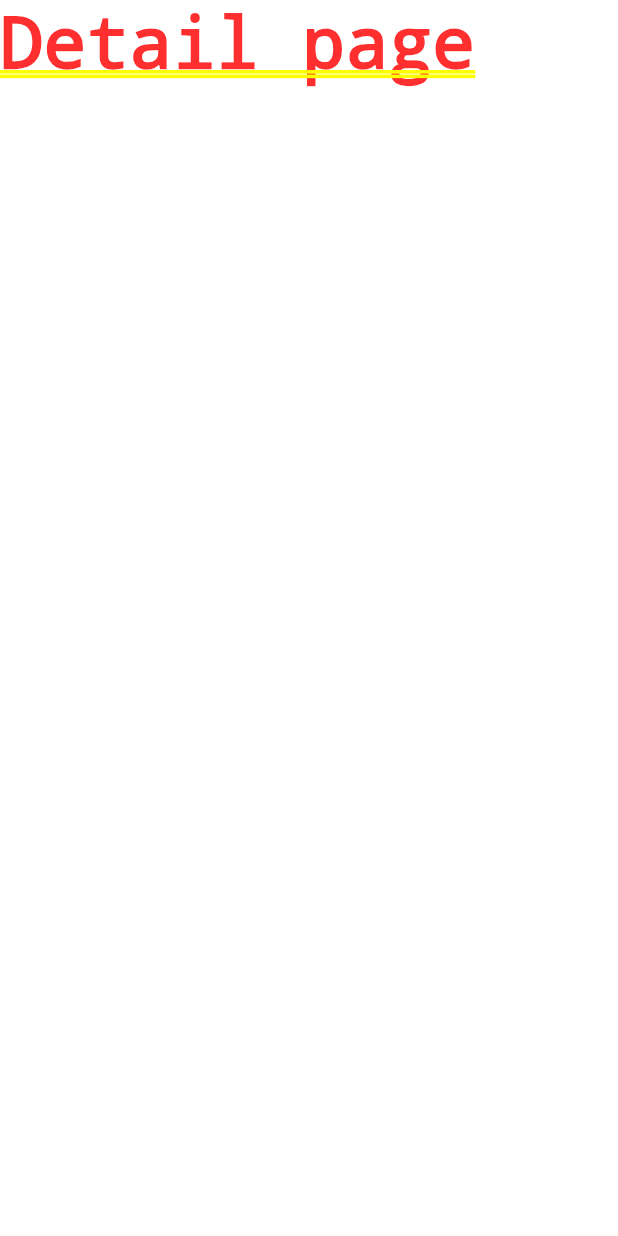
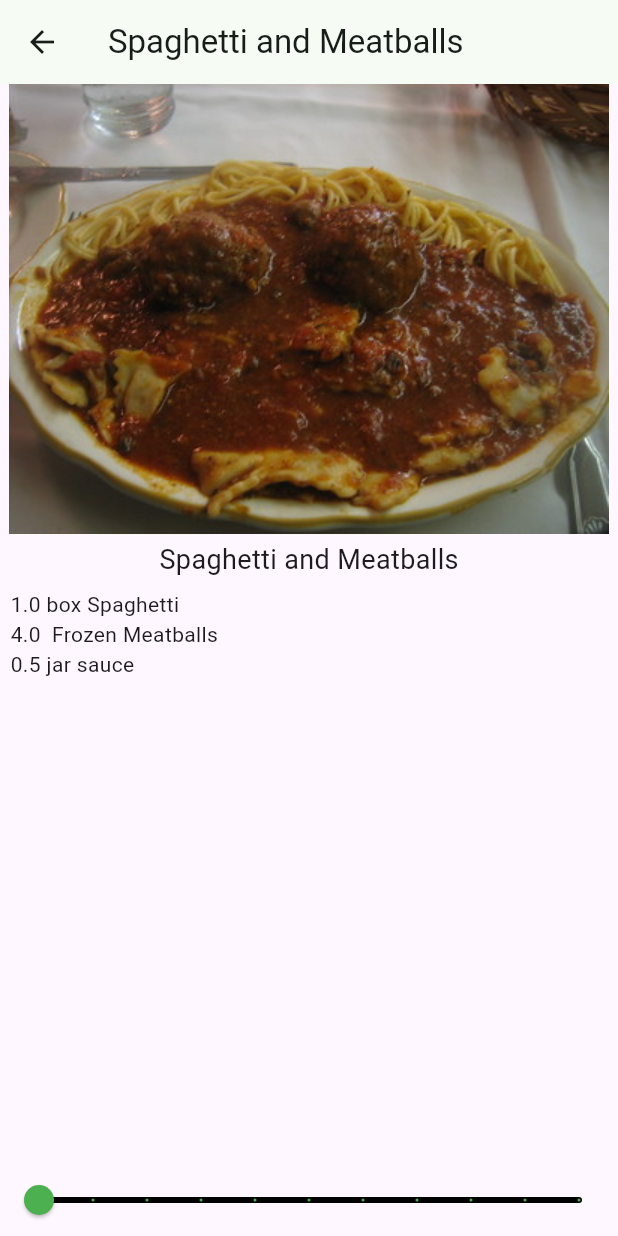
Before and after one commit to Gsousav/recipes-flutter, a Flutter app: the screen it shows after launch, after a tap on "Spaghetti and Meatballs", on a phone screen of 412 x 824 dp. Run offline on Flutter 3.47's test engine with Material 3 defaults, Android fonts, the phone set to English and light mode, and no system bars.

Commit message:
widget. slider bar to include the servings amount

```diff
--- a/lib/main.dart
+++ b/lib/main.dart
@@ -1,5 +1,6 @@
 import 'package:flutter/material.dart';
 import 'recipe.dart';
+import 'recipe_detail.dart';
 
 void main() {
   runApp(const RecipesApp());
@@ -73,7 +74,7 @@ class _MyHomePageState extends State<MyHomePage> {
                   MaterialPageRoute(
                     builder: (context) {
                       // 10
-                      return Text('Detail page');
+                      return RecipeDetail(recipe: Recipe.samples[index]);
                     },
                   ),
                 );
--- a/lib/recipe.dart
+++ b/lib/recipe.dart
@@ -1,36 +1,82 @@
 class Recipe {
   String label;
   String imageUrl;
+  int servings;
+  List<Ingredient> ingredients;
   // TODO: Add servings and ingredients here
   Recipe(
       this.label,
       this.imageUrl,
+      this.servings,
+      this.ingredients
   );
   // Recipe List
 static List<Recipe> samples = [
   Recipe(
     'Spaghetti and Meatballs',
     'assets/2126711929_ef763de2b3_w.jpg',
+    4,
+    [
+      Ingredient(1, 'box', 'Spaghetti'),
+      Ingredient(4, '', 'Frozen Meatballs'),
+      Ingredient(0.5, 'jar', 'sauce'),
+    ],
   ),
   Recipe(
     'Tomato Soup',
-    'assets/27729023535_a57606c1be.jpg'
+    'assets/27729023535_a57606c1be.jpg',
+    2,
+    [
+      Ingredient(1, 'can', 'Tomato Soup'),
+    ],
   ),
   Recipe(
     'Grilled Cheese',
-    'assets/3187380632_5056654a19_b.jpg'
+    'assets/3187380632_5056654a19_b.jpg',
+    1,
+    [
+      Ingredient(2, 'slices', 'Cheese'),
+      Ingredient(2, 'slices', 'Bread'),
+    ],
   ),
   Recipe(
     'Chocolate Chip Cookies',
     'assets/15992102771_b92f4cc00a_b.jpg',
+    24,
+    [
+      Ingredient(4, 'cups', 'flour'),
+      Ingredient(2, 'cups', 'sugar'),
+      Ingredient(0.5, 'cups', 'chocolate chips'),
+    ],
   ),
   Recipe(
     'Taco Salad',
     'assets/8533381643_a31a99e8a6_c.jpg',
+    1,
+    [
+      Ingredient(4, 'oz', 'nachos'),
+      Ingredient(3, 'oz', 'taco meat'),
+      Ingredient(0.5, 'cup', 'cheese'),
+      Ingredient(0.25, 'cup', 'chopped tomatoes'),
+    ],
   ),
   Recipe(
     'Hawaiian Pizza',
-    'assets/15452035777_294cefced5_c.jpg'
+    'assets/15452035777_294cefced5_c.jpg',
+    4,
+    [
+      Ingredient(1, 'item', 'pizza'),
+      Ingredient(1, 'cup', 'pineapple'),
+      Ingredient(8, 'oz', 'ham'),
+    ],
   ),
   ];
 }
+
+class Ingredient {
+  double quantity;
+  String measure;
+  String name;
+
+  Ingredient(this.quantity, this.measure, this.name);
+}
--- a/lib/recipe_detail.dart
+++ b/lib/recipe_detail.dart
@@ -0,0 +1,86 @@
+import 'package:flutter/material.dart';
+import 'recipe.dart';
+
+class RecipeDetail extends StatefulWidget {
+  final Recipe recipe;
+
+  const RecipeDetail({Key? key, required this.recipe}) : super(key: key);
+
+  @override
+  _RecipeDetailState createState() {
+    return _RecipeDetailState();
+  }
+}
+
+class _RecipeDetailState extends State<RecipeDetail> {
+  int _sliderVal = 1;
+  @override
+  Widget build(BuildContext context) {
+    // 1
+    return Scaffold(
+      appBar: AppBar(
+        title: Text(widget.recipe.label),
+      ),
+      // 2
+      body: SafeArea(
+        // 3
+        child: Column(
+          children: <Widget>[
+            // 4
+            SizedBox(
+              height: 300,
+              width: double.infinity,
+              child: Image(image:
+              AssetImage(widget.recipe.imageUrl)),
+            ),
+            // 5
+            const SizedBox(
+              height: 4,
+            ),
+            // 6
+            Text(
+              widget.recipe.label,
+              style: const TextStyle(fontSize: 18),
+            ),
+            // 7
+            Expanded(
+              // 8
+              child: ListView.builder(
+                padding: const EdgeInsets.all(7.0),
+                itemCount: widget.recipe.ingredients.length,
+                itemBuilder: (BuildContext context, int index) {
+                  final ingredient = widget.recipe.ingredients[index];
+                  // 9
+                  return Text(
+                      '${ingredient.quantity * _sliderVal} '
+                      '${ingredient.measure} '
+                      '${ingredient.name}');
+                },
+              ),
+            ),
+            Slider(
+              // 10
+              min: 1,
+              max: 10,
+              divisions: 10,
+              // 11
+              label: '${_sliderVal * widget.recipe.servings} servings',
+              // 12
+              value: _sliderVal.toDouble(),
+              // 13
+              onChanged: (newValue) {
+                setState(() {
+                  _sliderVal = newValue.round();
+                });
+              },
+              // 14
+              activeColor: Colors.green,
+              inactiveColor: Colors.black,
+            ),
+          ],
+        ),
+      ),
+    );
+  }
+
+}
```
